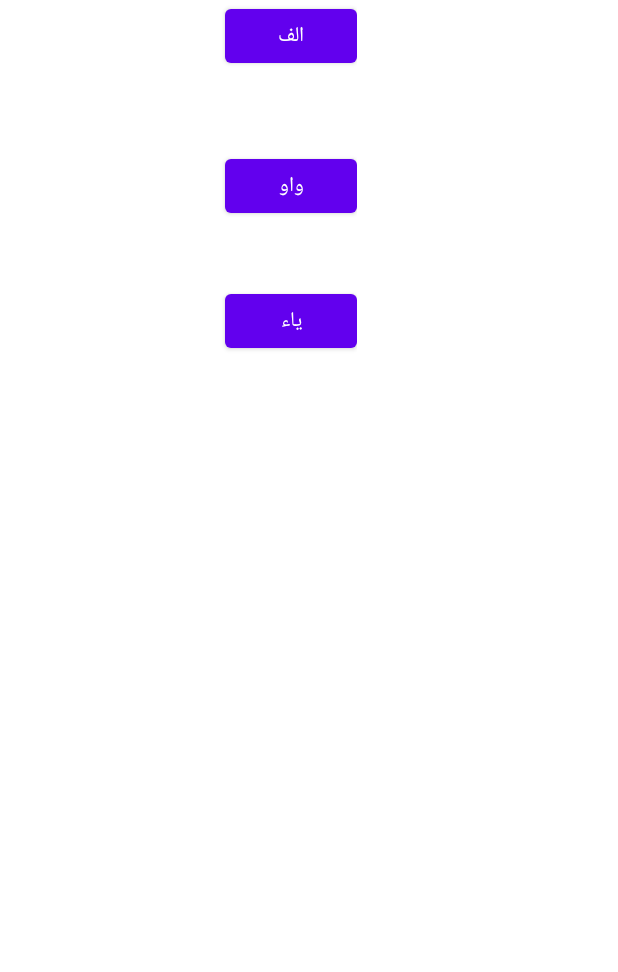
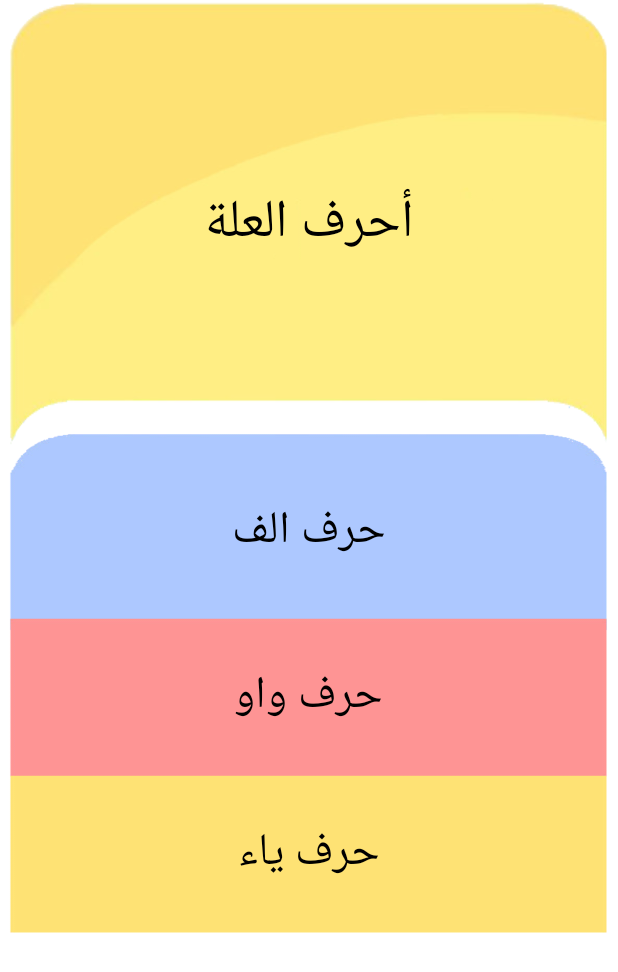
Before and after one commit to MohMajali/Arabi, an Android app: the Level2 screen opened directly, with no data from a screen before it, on a phone screen of 412 x 824 dp. Shown: the top 972 px of the screen. Run offline under Robolectric (Android 15) with nearby library versions, the phone set to English and light mode, and no system bars; network calls fail.

Commit message:
update some activity backgrounds

```diff
--- a/app/src/main/res/layout/activity_level2.xml
+++ b/app/src/main/res/layout/activity_level2.xml
@@ -7,32 +7,93 @@
     tools:context=".LEVELS.Level2">
 
     <RelativeLayout
+        android:layout_width="match_parent"
+        android:layout_height="wrap_content"
+        android:id="@+id/uppder_layout"
+        android:background="@drawable/lvl2banner">
+
+        <TextView
             android:layout_width="wrap_content"
-        android:layout_height="wrap_content">
+            android:layout_height="wrap_content"
+            android:text="أحرف العلة"
+            android:textSize="35dp"
+            android:textColor="@color/black"
+            android:layout_centerHorizontal="true"
+            android:layout_centerVertical="true"
+            />
+    </RelativeLayout>
+
+    <RelativeLayout
+        android:layout_width="wrap_content"
+        android:layout_height="wrap_content"
+        android:layout_below="@+id/uppder_layout"
+        android:layout_marginTop="-20dp">
+
+        <RelativeLayout
+            android:layout_width="wrap_content"
+            android:layout_height="150dp"
+            android:id="@+id/blue_layout"
+            android:background="@drawable/lvl3blue">
 
             <Button
                 android:layout_width="wrap_content"
                 android:layout_height="wrap_content"
                 android:id="@+id/alef"
-            android:text="الف"
-            android:layout_marginLeft="150dp"
-            />
+                android:text="حرف الف"
+                android:layout_centerHorizontal="true"
+                android:layout_centerVertical="true"
+                style="@style/Widget.AppCompat.Button.Borderless"
+                android:textSize="30dp"
+                android:textColor="@color/black"
+                android:gravity="center"/>
+        </RelativeLayout>
+
+
+        <RelativeLayout
+            android:layout_width="match_parent"
+            android:layout_height="150dp"
+            android:id="@+id/pink_layout"
+            android:layout_below="@id/blue_layout"
+            android:layout_marginTop="-40dp"
+            android:background="@drawable/lvl3pink">
+
 
             <Button
+                style="@style/Widget.AppCompat.Button.Borderless"
                 android:layout_width="wrap_content"
                 android:layout_height="wrap_content"
+                android:layout_centerHorizontal="true"
+                android:layout_centerVertical="true"
+                android:layout_gravity="center"
                 android:id="@+id/waw"
-            android:text="واو"
-            android:layout_marginLeft="150dp"
-            android:layout_marginTop="100dp"/>
+                android:text="حرف واو"
+                android:textColor="@color/black"
+                android:textSize="30dp" />
+
+        </RelativeLayout>
+
+        <RelativeLayout
+            android:layout_width="match_parent"
+            android:layout_height="150dp"
+            android:id="@+id/yellow_layout"
+            android:layout_below="@+id/pink_layout"
+            android:background="@drawable/lvl3yellow"
+            android:layout_marginTop="-45dp">
+
 
             <Button
+                style="@style/Widget.AppCompat.Button.Borderless"
                 android:layout_width="wrap_content"
                 android:layout_height="wrap_content"
+                android:layout_centerHorizontal="true"
+                android:layout_centerVertical="true"
+                android:layout_gravity="center"
                 android:id="@+id/yaa"
-            android:text="ياء"
-            android:layout_marginLeft="150dp"
-            android:layout_marginTop="190dp"/>
+                android:text="حرف ياء"
+                android:textColor="@color/black"
+                android:textSize="30dp" />
+        </RelativeLayout>
     </RelativeLayout>
 
+
     </RelativeLayout>
```
Also changed, not shown: app/src/main/res/drawable/custom_button.xml (added, +12 -0 lines), app/src/main/res/layout/activity_aclass.xml (+17 -6 lines), app/src/main/res/layout/activity_waw_letter.xml (+36 -7 lines), app/src/main/res/layout/activity_yclass.xml (+16 -6 lines), app/src/main/res/drawable-v24/lvl2banner.png (added). Lines whose indentation alone changed are shown as unchanged.
